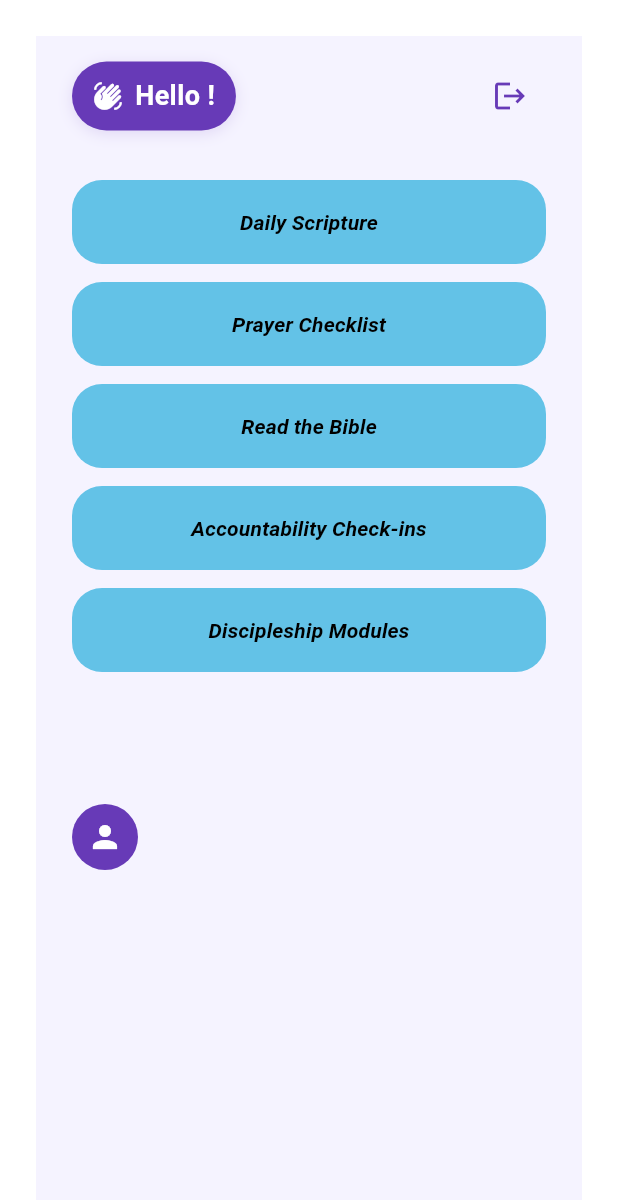
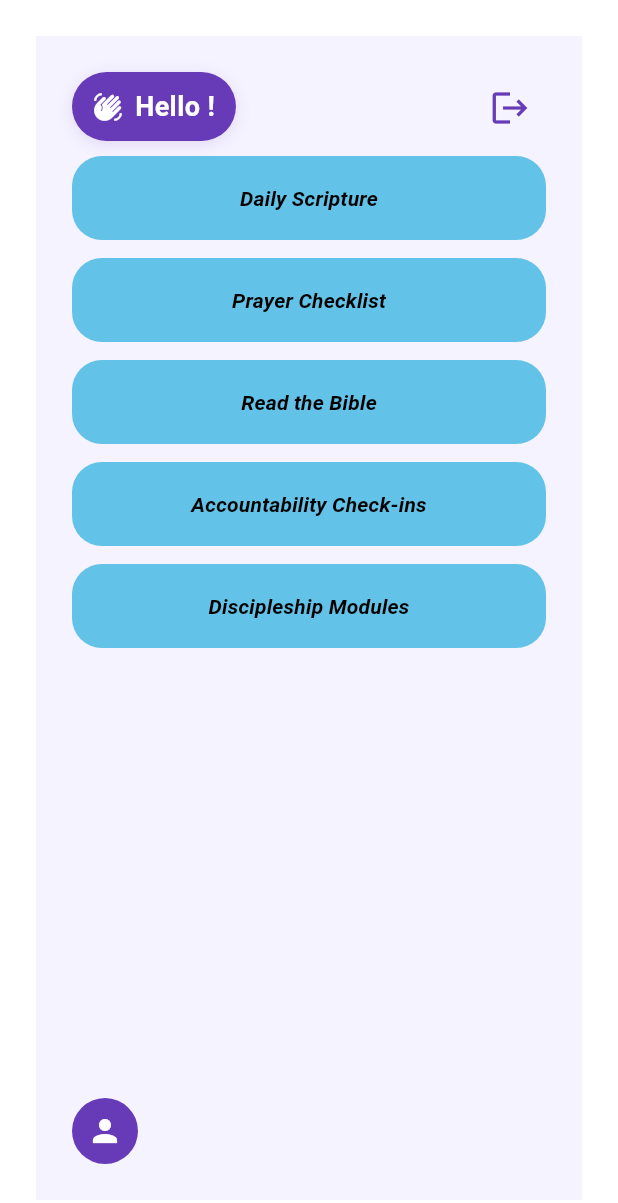
Before and after one commit to dataNerd65/TTIApp, a Flutter app: the screen it shows once a user with an empty profile is signed in, on a phone screen of 412 x 824 dp. Shown: the top 1203 px of the screen. Run offline on Flutter 3.47's test engine with Material 3 defaults, Android fonts, the phone set to English and light mode, and no system bars; our stand-ins replace cloud_firestore, firebase_auth, firebase_core, flutter_svg, google_sign_in; accounts and stored records are empty.

Commit message:
responsiveness dealt with on the UI

```diff
--- a/lib/screens/dashboard1.dart
+++ b/lib/screens/dashboard1.dart
@@ -42,30 +42,95 @@ class _DashboardPanel extends StatelessWidget {
     final user = FirebaseAuth.instance.currentUser;
     final username = user?.displayName ?? "User";
 
-    return Container(
+    return Stack(
+      children: [
+        // Light purple dashboard area (main content)
+        Positioned.fill(
+          child: Container(
             color: const Color(0xFFF5F3FF),
             child: SafeArea(
+              child: SingleChildScrollView(
                 child: Column(
+                  crossAxisAlignment: CrossAxisAlignment.stretch,
                   children: [
-            // Main content scrollable
-            SingleChildScrollView(
-              child: Column(
-                children: [
-                  // Top section: Greeting and logout
+                    const SizedBox(height: 80), // Space for greeting/logout
                     Padding(
-                    padding: const EdgeInsets.only(
-                      top: 16,
+                      padding: const EdgeInsets.symmetric(horizontal: 24),
+                      child: UniversalButton(
+                        text: 'Daily Scripture',
+                        textStyle: const TextStyle(
+                          fontWeight: FontWeight.bold,
+                          fontStyle: FontStyle.italic,
+                        ),
+                        width: double.infinity,
+                        onPressed: () {},
+                      ),
+                    ),
+                    const SizedBox(height: 12),
+                    Padding(
+                      padding: const EdgeInsets.symmetric(horizontal: 24),
+                      child: UniversalButton(
+                        text: 'Prayer Checklist',
+                        textStyle: const TextStyle(
+                          fontWeight: FontWeight.bold,
+                          fontStyle: FontStyle.italic,
+                        ),
+                        width: double.infinity,
+                        onPressed: () {},
+                      ),
+                    ),
+                    const SizedBox(height: 12),
+                    Padding(
+                      padding: const EdgeInsets.symmetric(horizontal: 24),
+                      child: UniversalButton(
+                        text: 'Read the Bible',
+                        textStyle: const TextStyle(
+                          fontWeight: FontWeight.bold,
+                          fontStyle: FontStyle.italic,
+                        ),
+                        width: double.infinity,
+                        onPressed: () {},
+                      ),
+                    ),
+                    const SizedBox(height: 12),
+                    Padding(
+                      padding: const EdgeInsets.symmetric(horizontal: 24),
+                      child: UniversalButton(
+                        text: 'Accountability Check-ins',
+                        textStyle: const TextStyle(
+                          fontWeight: FontWeight.bold,
+                          fontStyle: FontStyle.italic,
+                        ),
+                        width: double.infinity,
+                        onPressed: () {},
+                      ),
+                    ),
+                    const SizedBox(height: 12),
+                    Padding(
+                      padding: const EdgeInsets.symmetric(horizontal: 24),
+                      child: UniversalButton(
+                        text: 'Discipleship Modules',
+                        textStyle: const TextStyle(
+                          fontWeight: FontWeight.bold,
+                          fontStyle: FontStyle.italic,
+                        ),
+                        width: double.infinity,
+                        onPressed: () {},
+                      ),
+                    ),
+                    const SizedBox(height: 100), // Space for profile
+                  ],
+                ),
+              ),
+            ),
+          ),
+        ),
+        // Greeting (upper left)
+        Positioned(
+          top: 24,
           left: 24,
-                      right: 24,
-                    ),
-                    child: Row(
-                      mainAxisAlignment: MainAxisAlignment.spaceBetween,
-                      children: [
-                        Container(
-                          padding: const EdgeInsets.symmetric(
-                            horizontal: 14,
-                            vertical: 10,
-                          ),
+          child: Container(
+            padding: const EdgeInsets.symmetric(horizontal: 14, vertical: 10),
             decoration: BoxDecoration(
               color: Colors.deepPurple,
               borderRadius: BorderRadius.circular(30),
@@ -79,11 +144,7 @@ class _DashboardPanel extends StatelessWidget {
             ),
             child: Row(
               children: [
-                              const Icon(
-                                Icons.waving_hand,
-                                color: Colors.white,
-                                size: 20,
-                              ),
+                const Icon(Icons.waving_hand, color: Colors.white, size: 20),
                 const SizedBox(width: 8),
                 Text(
                   'Hello $username!',
@@ -96,82 +157,21 @@ class _DashboardPanel extends StatelessWidget {
               ],
             ),
           ),
-                        IconButton(
+        ),
+        // Logout button (upper right)
+        Positioned(
+          top: 24,
+          right: 24,
+          child: IconButton(
             onPressed: onLogout,
-                          icon: const Icon(
-                            Icons.logout,
-                            color: Colors.deepPurple,
-                            size: 24,
-                          ),
+            icon: const Icon(Icons.logout, color: Colors.deepPurple, size: 28),
             tooltip: 'Logout',
           ),
-                      ],
         ),
-                  ),
-                  const SizedBox(height: 32),
-                  Padding(
-                    padding: const EdgeInsets.symmetric(horizontal: 24),
-                    child: Column(
-                      children: [
-                        UniversalButton(
-                          text: 'Daily Scripture',
-                          textStyle: const TextStyle(
-                            fontWeight: FontWeight.bold,
-                            fontStyle: FontStyle.italic,
-                          ),
-                          width: double.infinity,
-                          onPressed: () {},
-                        ),
-                        const SizedBox(height: 12),
-                        UniversalButton(
-                          text: 'Prayer Checklist',
-                          textStyle: const TextStyle(
-                            fontWeight: FontWeight.bold,
-                            fontStyle: FontStyle.italic,
-                          ),
-                          width: double.infinity,
-                          onPressed: () {},
-                        ),
-                        const SizedBox(height: 12),
-                        UniversalButton(
-                          text: 'Read the Bible',
-                          textStyle: const TextStyle(
-                            fontWeight: FontWeight.bold,
-                            fontStyle: FontStyle.italic,
-                          ),
-                          width: double.infinity,
-                          onPressed: () {},
-                        ),
-                        const SizedBox(height: 12),
-                        UniversalButton(
-                          text: 'Accountability Check-ins',
-                          textStyle: const TextStyle(
-                            fontWeight: FontWeight.bold,
-                            fontStyle: FontStyle.italic,
-                          ),
-                          width: double.infinity,
-                          onPressed: () {},
-                        ),
-                        const SizedBox(height: 12),
-                        UniversalButton(
-                          text: 'Discipleship Modules',
-                          textStyle: const TextStyle(
-                            fontWeight: FontWeight.bold,
-                            fontStyle: FontStyle.italic,
-                          ),
-                          width: double.infinity,
-                          onPressed: () {},
-                        ),
-                      ],
-                    ),
-                  ),
-                  const SizedBox(height: 80), // Add space for profile at bottom
-                ],
-              ),
-            ),
-            // Bottom section: Profile
-            Padding(
-              padding: const EdgeInsets.only(left: 24, bottom: 24, top: 8),
+        // Profile (lower left)
+        Positioned(
+          left: 24,
+          bottom: 24,
           child: Row(
             children: [
               const CircleAvatar(
@@ -191,8 +191,6 @@ class _DashboardPanel extends StatelessWidget {
           ),
         ),
       ],
-        ),
-      ),
     );
   }
 }
```
Lines whose indentation alone changed are shown as unchanged.
